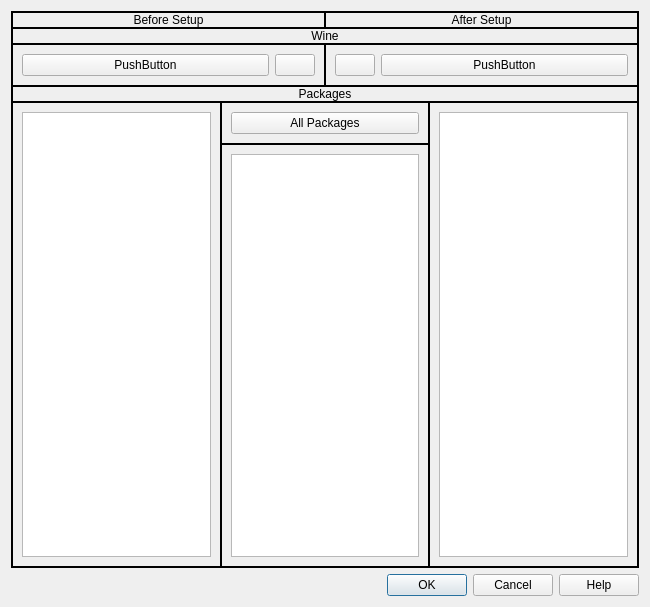
The window that src/editsolutiondialog.ui (LLIAKAJL/WineWizard) describes before a commit, drawn with Qt 5.
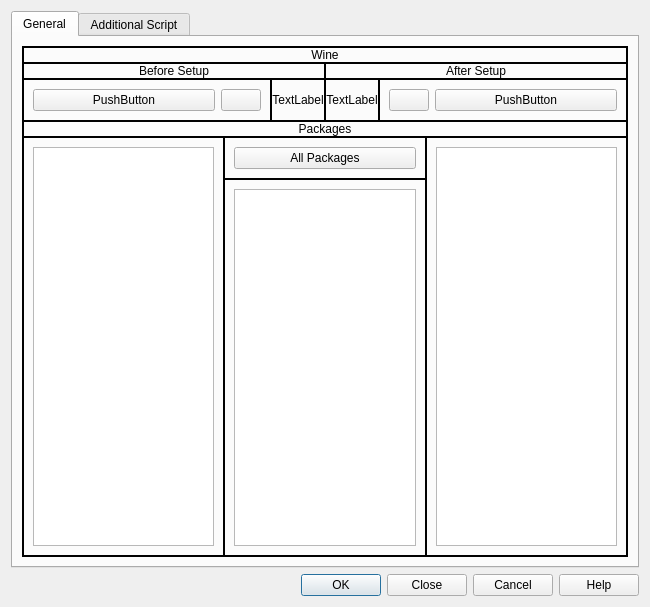
The same window after the commit.

```diff
--- a/src/editsolutiondialog.ui
+++ b/src/editsolutiondialog.ui
@@ -15,6 +15,16 @@
   </property>
   <layout class="QVBoxLayout" name="verticalLayout">
    <item>
+    <widget class="QTabWidget" name="tabWidget">
+     <property name="currentIndex">
+      <number>0</number>
+     </property>
+     <widget class="QWidget" name="generalTab">
+      <attribute name="title">
+       <string>General</string>
+      </attribute>
+      <layout class="QVBoxLayout" name="verticalLayout_5">
+       <item>
     <widget class="QFrame" name="frame">
      <property name="frameShape">
       <enum>QFrame::Box</enum>
@@ -38,6 +48,19 @@
       <property name="bottomMargin">
        <number>0</number>
       </property>
+          <item>
+           <widget class="QLabel" name="wineHeader">
+            <property name="frameShape">
+             <enum>QFrame::Box</enum>
+            </property>
+            <property name="text">
+             <string>Wine</string>
+            </property>
+            <property name="alignment">
+             <set>Qt::AlignCenter</set>
+            </property>
+           </widget>
+          </item>
       <item>
        <layout class="QHBoxLayout" name="horizontalLayout">
         <property name="spacing">
@@ -72,20 +95,7 @@
        </layout>
       </item>
       <item>
-       <widget class="QLabel" name="wineHeader">
-        <property name="frameShape">
-         <enum>QFrame::Box</enum>
-        </property>
-        <property name="text">
-         <string>Wine</string>
-        </property>
-        <property name="alignment">
-         <set>Qt::AlignCenter</set>
-        </property>
-       </widget>
-      </item>
-      <item>
-       <layout class="QHBoxLayout" name="horizontalLayout3" stretch="1,1">
+           <layout class="QHBoxLayout" name="horizontalLayout_4">
         <property name="spacing">
          <number>0</number>
         </property>
@@ -121,6 +131,32 @@
           </layout>
          </widget>
         </item>
+            <item>
+             <widget class="QLabel" name="bWineView">
+              <property name="frameShape">
+               <enum>QFrame::Box</enum>
+              </property>
+              <property name="text">
+               <string>TextLabel</string>
+              </property>
+              <property name="alignment">
+               <set>Qt::AlignCenter</set>
+              </property>
+             </widget>
+            </item>
+            <item>
+             <widget class="QLabel" name="aWineView">
+              <property name="frameShape">
+               <enum>QFrame::Box</enum>
+              </property>
+              <property name="text">
+               <string>TextLabel</string>
+              </property>
+              <property name="alignment">
+               <set>Qt::AlignCenter</set>
+              </property>
+             </widget>
+            </item>
         <item>
          <widget class="QFrame" name="aWineFrame">
           <property name="frameShape">
@@ -309,13 +345,31 @@
      </layout>
     </widget>
    </item>
+      </layout>
+     </widget>
+     <widget class="QWidget" name="scriptTab">
+      <attribute name="title">
+       <string>Additional Script</string>
+      </attribute>
+      <layout class="QVBoxLayout" name="verticalLayout_7">
+       <item>
+        <widget class="QPlainTextEdit" name="script">
+         <property name="maximumBlockCount">
+          <number>5000</number>
+         </property>
+        </widget>
+       </item>
+      </layout>
+     </widget>
+    </widget>
+   </item>
    <item>
     <widget class="QDialogButtonBox" name="buttonBox">
      <property name="orientation">
       <enum>Qt::Horizontal</enum>
      </property>
      <property name="standardButtons">
-      <set>QDialogButtonBox::Cancel|QDialogButtonBox::Help|QDialogButtonBox::Ok</set>
+      <set>QDialogButtonBox::Cancel|QDialogButtonBox::Close|QDialogButtonBox::Help|QDialogButtonBox::Ok</set>
      </property>
     </widget>
    </item>
```
Lines whose indentation alone changed are shown as unchanged.
